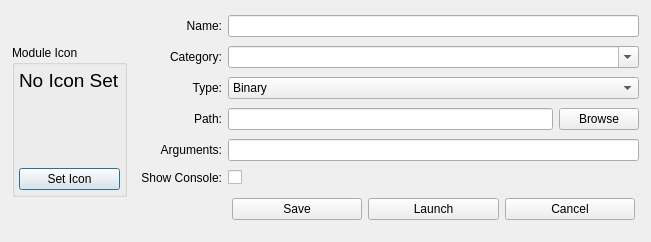
cbtek/RStats2017, file products/RAT-STATS/rstats_ui/src/UIRStatsLaunchConfigDialog.ui: the form before one commit.
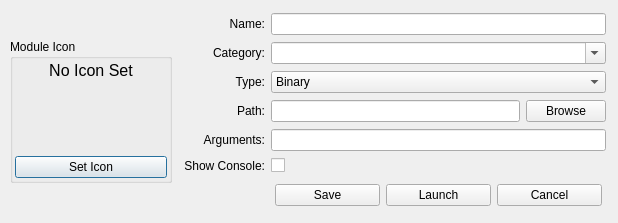
The form after the commit.

The edit to the form file:
```diff
--- a/products/RAT-STATS/rstats_ui/src/UIRStatsLaunchConfigDialog.ui
+++ b/products/RAT-STATS/rstats_ui/src/UIRStatsLaunchConfigDialog.ui
@@ -6,8 +6,8 @@
    <rect>
     <x>0</x>
     <y>0</y>
-    <width>651</width>
-    <height>242</height>
+    <width>618</width>
+    <height>223</height>
    </rect>
   </property>
   <property name="windowTitle">
@@ -42,18 +42,27 @@
      </property>
      <item>
       <widget class="QFrame" name="verticalFrame">
+       <property name="sizePolicy">
+        <sizepolicy hsizetype="Fixed" vsizetype="Preferred">
+         <horstretch>0</horstretch>
+         <verstretch>0</verstretch>
+        </sizepolicy>
+       </property>
        <layout class="QVBoxLayout" name="verticalLayout_2">
+        <property name="spacing">
+         <number>2</number>
+        </property>
         <property name="leftMargin">
-         <number>4</number>
+         <number>2</number>
         </property>
         <property name="topMargin">
-         <number>4</number>
+         <number>2</number>
         </property>
         <property name="rightMargin">
-         <number>4</number>
+         <number>2</number>
         </property>
         <property name="bottomMargin">
-         <number>4</number>
+         <number>2</number>
         </property>
         <item>
          <spacer name="verticalSpacer_2">
@@ -74,29 +83,68 @@
            <string>Module Icon</string>
           </property>
           <layout class="QVBoxLayout" name="verticalLayout_3">
+           <property name="spacing">
+            <number>2</number>
+           </property>
            <property name="leftMargin">
-            <number>4</number>
+            <number>2</number>
            </property>
            <property name="topMargin">
-            <number>4</number>
+            <number>2</number>
            </property>
            <property name="rightMargin">
-            <number>4</number>
+            <number>2</number>
            </property>
            <property name="bottomMargin">
-            <number>4</number>
+            <number>2</number>
            </property>
            <item>
             <widget class="QLabel" name="m_lblNoIcon">
+             <property name="sizePolicy">
+              <sizepolicy hsizetype="Preferred" vsizetype="Expanding">
+               <horstretch>0</horstretch>
+               <verstretch>0</verstretch>
+              </sizepolicy>
+             </property>
              <property name="font">
               <font>
-               <pointsize>14</pointsize>
+               <pointsize>12</pointsize>
               </font>
              </property>
              <property name="text">
               <string>No Icon Set</string>
              </property>
+             <property name="alignment">
+              <set>Qt::AlignCenter</set>
+             </property>
             </widget>
+           </item>
+           <item>
+            <layout class="QHBoxLayout" name="horizontalLayout_3">
+             <property name="leftMargin">
+              <number>4</number>
+             </property>
+             <property name="topMargin">
+              <number>4</number>
+             </property>
+             <property name="rightMargin">
+              <number>4</number>
+             </property>
+             <property name="bottomMargin">
+              <number>4</number>
+             </property>
+             <item>
+              <spacer name="horizontalSpacer">
+               <property name="orientation">
+                <enum>Qt::Horizontal</enum>
+               </property>
+               <property name="sizeHint" stdset="0">
+                <size>
+                 <width>40</width>
+                 <height>20</height>
+                </size>
+               </property>
+              </spacer>
            </item>
            <item>
             <widget class="QLabel" name="m_lblIcon">
@@ -121,6 +169,21 @@
             </widget>
            </item>
            <item>
+              <spacer name="horizontalSpacer_2">
+               <property name="orientation">
+                <enum>Qt::Horizontal</enum>
+               </property>
+               <property name="sizeHint" stdset="0">
+                <size>
+                 <width>40</width>
+                 <height>20</height>
+                </size>
+               </property>
+              </spacer>
+             </item>
+            </layout>
+           </item>
+           <item>
             <widget class="QPushButton" name="m_btnSetIcon">
              <property name="text">
               <string>Set Icon</string>
```
Left out of the diff: 4 changed lines with no effect on the pictures. Lines whose indentation alone changed are shown as unchanged.
